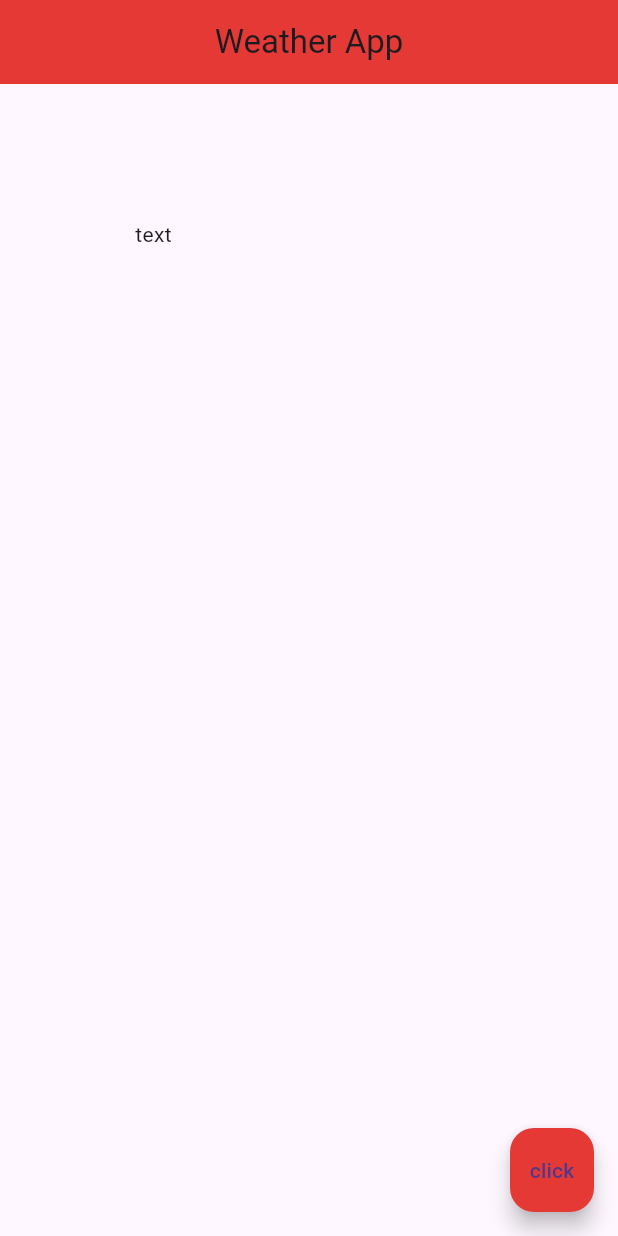
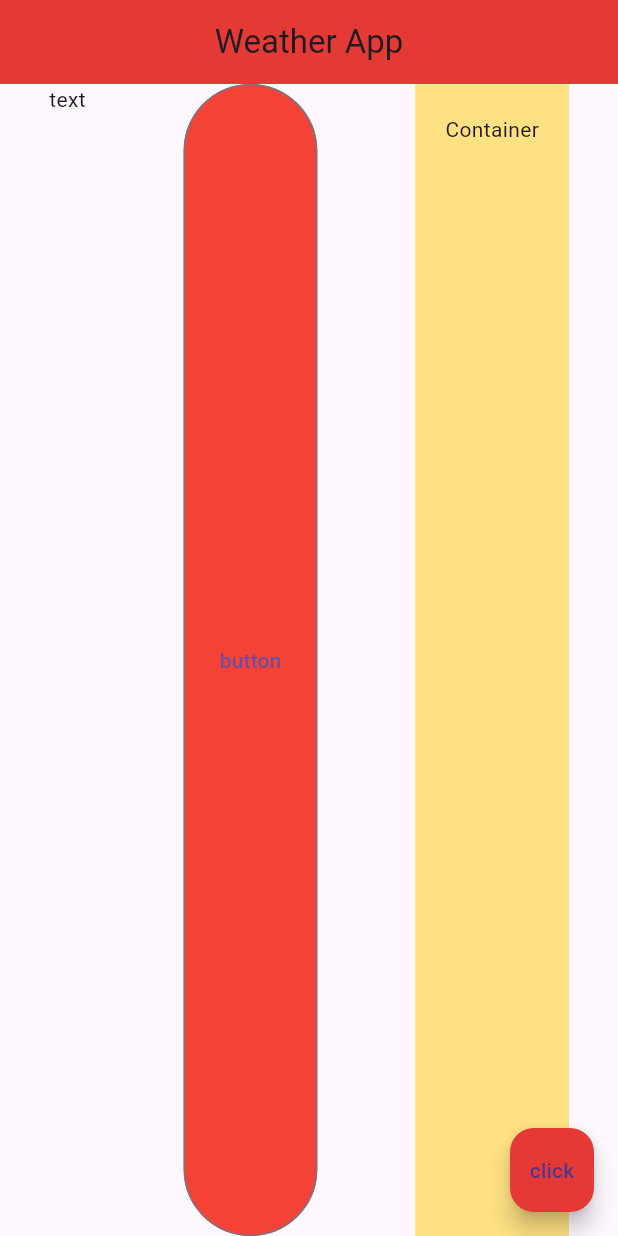
Before and after one commit to lcugura1/WeatherApp, a Flutter app: the screen it shows after launch, on a phone screen of 412 x 824 dp. Run offline on Flutter 3.47's test engine with Material 3 defaults, Android fonts, the phone set to English and light mode, and no system bars.

Commit message:
Understanding rows.

```diff
--- a/lib/main.dart
+++ b/lib/main.dart
@@ -15,9 +15,23 @@ class Home extends StatelessWidget {
         centerTitle: true,
         backgroundColor: Colors.red[600],
       ),
-      body: Padding(
-        padding: EdgeInsets.all(90),
-        child: Text('text'),
+      body: Row(
+        mainAxisAlignment: MainAxisAlignment.spaceAround,
+        crossAxisAlignment: CrossAxisAlignment.stretch,
+        children: <Widget>[
+          Text('text'),
+          OutlinedButton(onPressed: () {},
+              style: OutlinedButton.styleFrom(
+                backgroundColor: Colors.red[500],
+              ),
+              child: Text('button')
+          ),
+          Container(
+            color: Colors.amber[200],
+            padding: EdgeInsets.all(20),
+            child: Text('Container'),
+          ),
+        ],
       ),
       floatingActionButton: FloatingActionButton( onPressed: () {
         print('u clicked me!');
```
